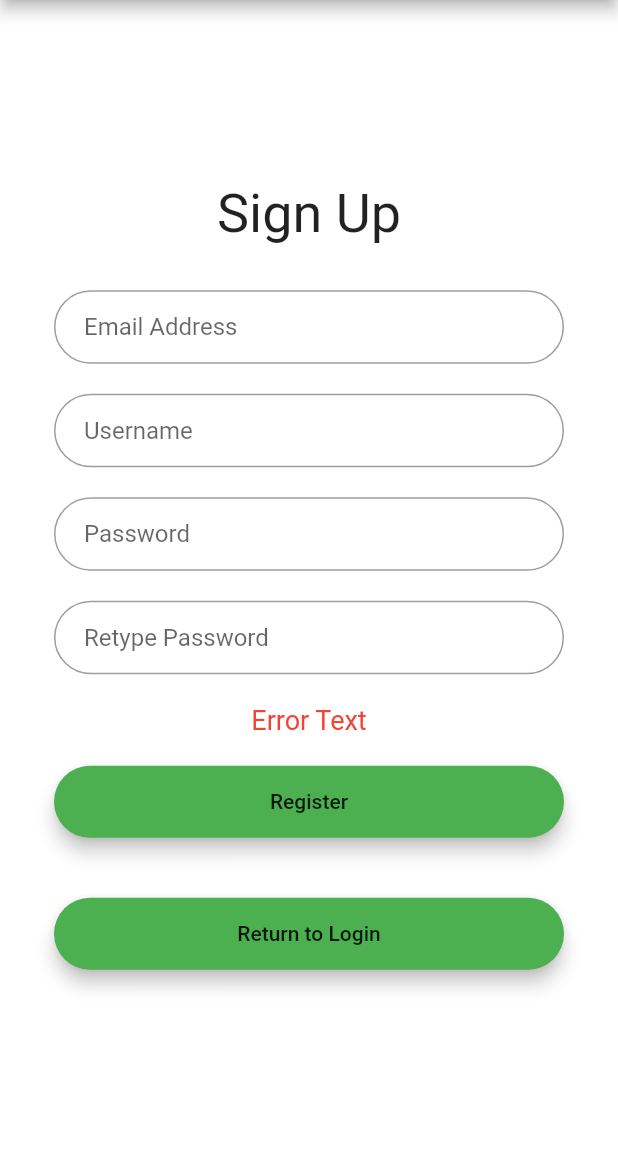
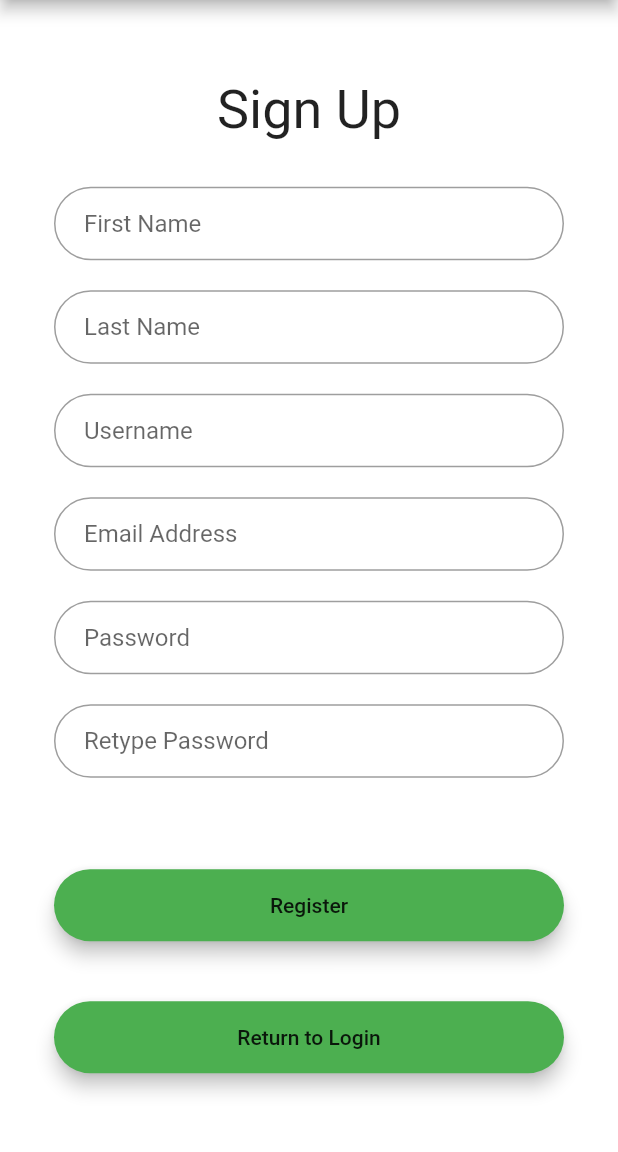
Before and after one commit to jgpeachey/Recipefy, a Flutter app: the RegisterPage screen opened directly, after a tap on "Register", on a phone screen of 412 x 824 dp, the part 84-1236 px from its top. Run offline on Flutter 3.47's test engine with Material 2 defaults, Android fonts, the phone set to English and light mode, and no system bars; network calls fail.

Commit message:
Added API connection to login and register
App is currently receiving API requests but is not doing anything with them, I will add that next build

```diff
--- a/recipefy_mobile/lib/main.dart
+++ b/recipefy_mobile/lib/main.dart
@@ -18,7 +18,7 @@ class MyApp extends StatelessWidget {
           // CHANGE LATER
           primarySwatch: Colors.blue),
       debugShowCheckedModeBanner: false,
-      home: const LoginPage(),
+      home: LoginPage(),
     );
   }
 }
--- /dev/null
+++ b/recipefy_mobile/lib/models/error.dart
@@ -0,0 +1,21 @@
+import 'dart:convert';
+
+Error errorFromJson(String str) => Error.fromJson(json.decode(str));
+
+String errorToJson(Error data) => json.encode(data.toJson());
+
+class Error {
+  Error({
+    required this.message,
+  });
+
+  String message;
+
+  factory Error.fromJson(Map<String, dynamic> json) => Error(
+        message: json["error"],
+      );
+
+  Map<String, dynamic> toJson() => {
+        "error": message,
+      };
+}
--- a/recipefy_mobile/lib/models/recipe.dart
+++ b/recipefy_mobile/lib/models/recipe.dart
@@ -1,3 +1,11 @@
+import 'dart:convert';
+
+List<Recipe> recipeFromJson(String str) =>
+    List<Recipe>.from(jsonDecode(str).map((x) => Recipe.fromJson(x)));
+
+String recipeToJson(List<Recipe> data) =>
+    jsonEncode(List<dynamic>.from(data.map((x) => x.toJson())));
+
 class Recipe {
   Recipe({
     required this.title,
@@ -15,17 +23,17 @@ class Recipe {
 
   factory Recipe.fromJson(Map<String, dynamic> json) => Recipe(
         title: json["title"],
-        ingredients: json["ingredients"],
-        instructions: json["instructions"],
-        nutriValue: json["nutriValue"],
+        ingredients: List<String>.from(jsonDecode(json["ingredients"])),
+        instructions: List<String>.from(jsonDecode(json["instructions"])),
+        nutriValue: Nutrition.fromJson(json["nutriValue"]),
         likes: json["likes"],
       );
 
   Map<String, dynamic> toJson() => {
         "title": title,
-        "ingredients": ingredients,
-        "instructions": instructions,
-        "nutriValue": nutriValue,
+        "ingredients": jsonEncode(ingredients),
+        "instructions": jsonEncode(instructions),
+        "nutriValue": jsonEncode(nutriValue),
         "likes": likes,
       };
 }
@@ -35,4 +43,13 @@ class Nutrition {
 
   String calories;
   String sodium;
+
+  Nutrition.fromJson(Map<String, dynamic> json)
+      : calories = json["calories"],
+        sodium = json["sodium"];
+
+  Map<String, dynamic> toJson() => {
+        "calories": calories,
+        "sodium": sodium,
+      };
 }
--- a/recipefy_mobile/lib/models/user.dart
+++ b/recipefy_mobile/lib/models/user.dart
@@ -1,43 +1,55 @@
+import 'dart:convert';
+
+List<User> userFromJson(String str) =>
+    List<User>.from(jsonDecode(str).map((x) => User.fromJson(x)));
+
+String userToJson(List<User> data) =>
+    jsonEncode(List<dynamic>.from(data.map((x) => x.toJson())));
+
 class User {
   User({
     required this.firstName,
     required this.lastName,
+    required this.profilePic,
     required this.username,
     required this.email,
+    required this.password,
     this.emailToken,
     this.refreshToken,
     this.isVerified,
-    required this.password,
   });
 
   String firstName;
   String lastName;
+  String profilePic;
   String username;
   String email;
+  String password;
   String? emailToken;
   String? refreshToken;
   String? isVerified;
-  String password;
 
   factory User.fromJson(Map<String, dynamic> json) => User(
         firstName: json["firstName"],
         lastName: json["lastName"],
+        profilePic: json["profilePic"],
         username: json["username"],
         email: json["email"],
+        password: json["password"],
         emailToken: json["emailToken"],
         refreshToken: json["refreshToken"],
         isVerified: json["isVerified"],
-        password: json["password"],
       );
 
   Map<String, dynamic> toJson() => {
         "firstName": firstName,
         "lastName": lastName,
+        "profilePic": profilePic,
         "username": username,
         "email": email,
+        "password": password,
         "emailToken": emailToken,
         "refreshToken": refreshToken,
         "isVerified": isVerified,
-        "password": password,
       };
 }
--- /dev/null
+++ b/recipefy_mobile/lib/services/remote_services.dart
@@ -0,0 +1,67 @@
+import 'package:recipefy_mobile/models/user.dart';
+import 'package:recipefy_mobile/models/recipe.dart';
+import 'package:recipefy_mobile/models/error.dart';
+
+import 'package:http/http.dart' as http;
+
+class RemoteService {
+  var client = http.Client();
+
+  /*
+  Future<List<User>?> getUsers(String api) async {
+    var uri = Uri.parse(baseUrl + api);
+    var response = await client.get(uri);
+    if (response.statusCode == 200) {
+      var json = response.body;
+      return userFromJson(json);
+    }
+    return null;
+  }
+
+  Future<List<Recipe>?> getRecipes(String api) async {
+    var uri = Uri.parse(baseUrl + api);
+    var response = await client.get(uri);
+    if (response.statusCode == 200) {
+      var json = response.body;
+      return recipeFromJson(json);
+    }
+    return null;
+  }
+  */
+
+  Future<dynamic> login(String email, String password) async {
+    Map<String, String> parameters = {
+      "Email": email,
+      "Password": password,
+    };
+    var uri = Uri.parse(
+      'https://recipefy-g1.herokuapp.com/user/login',
+    );
+    var response = await http.post(uri, body: parameters);
+    if (response.statusCode == 200 || response.statusCode == 201) {
+      return response.body;
+    }
+    Error err = errorFromJson(response.body);
+    throw Exception("Error ${response.statusCode}: ${err.message}");
+  }
+
+  Future<dynamic> register(String firstName, String lastName, String username,
+      String email, String pic, String password) async {
+    Map<String, dynamic> parameters = {
+      'Firstname': firstName,
+      'Lastname': lastName,
+      'Username': username,
+      'Email': email,
+      'Pic': pic,
+      'Password': password
+    };
+    var uri =
+        Uri.https('recipefy-g1.herokuapp.com', 'user/register', parameters);
+    final response = await http.post(uri);
+    if (response.statusCode == 200 || response.statusCode == 201) {
+      return response.body;
+    }
+    Error err = errorFromJson(response.body);
+    throw Exception("Error ${response.statusCode}: ${err.message}");
+  }
+}
--- a/recipefy_mobile/lib/views/register.dart
+++ b/recipefy_mobile/lib/views/register.dart
@@ -1,7 +1,21 @@
+import 'package:recipefy_mobile/services/remote_services.dart';
 import 'package:flutter/material.dart';
 
-class RegisterPage extends StatelessWidget {
+class RegisterPage extends StatefulWidget {
   const RegisterPage({Key? key}) : super(key: key);
+
+  @override
+  State<RegisterPage> createState() => _RegisterPageState();
+}
+
+class _RegisterPageState extends State<RegisterPage> {
+  String firstNameInput = "";
+  String lastNameInput = "";
+  String emailInput = "";
+  String usernameInput = "";
+  String passwordInput = "";
+  String repPasswordInput = "";
+  String errorText = "";
 
   @override
   Widget build(BuildContext context) {
@@ -33,9 +47,25 @@ class RegisterPage extends StatelessWidget {
                         decoration: InputDecoration(
                             contentPadding: const EdgeInsets.fromLTRB(
                                 20.0, 15.0, 20.0, 15.0),
-                            hintText: "Email Address",
+                            hintText: "First Name",
                             border: OutlineInputBorder(
                                 borderRadius: BorderRadius.circular(32.0))),
+                        onChanged: (text) {
+                          firstNameInput = text;
+                        },
+                      ),
+                      const SizedBox(height: 20.0),
+                      TextField(
+                        obscureText: false,
+                        decoration: InputDecoration(
+                            contentPadding: const EdgeInsets.fromLTRB(
+                                20.0, 15.0, 20.0, 15.0),
+                            hintText: "Last Name",
+                            border: OutlineInputBorder(
+                                borderRadius: BorderRadius.circular(32.0))),
+                        onChanged: (text) {
+                          lastNameInput = text;
+                        },
                       ),
                       const SizedBox(height: 20.0),
                       TextField(
@@ -46,6 +76,22 @@ class RegisterPage extends StatelessWidget {
                             hintText: "Username",
                             border: OutlineInputBorder(
                                 borderRadius: BorderRadius.circular(32.0))),
+                        onChanged: (text) {
+                          usernameInput = text;
+                        },
+                      ),
+                      const SizedBox(height: 20.0),
+                      TextField(
+                        obscureText: false,
+                        decoration: InputDecoration(
+                            contentPadding: const EdgeInsets.fromLTRB(
+                                20.0, 15.0, 20.0, 15.0),
+                            hintText: "Email Address",
+                            border: OutlineInputBorder(
+                                borderRadius: BorderRadius.circular(32.0))),
+                        onChanged: (text) {
+                          emailInput = text;
+                        },
                       ),
                       const SizedBox(height: 20.0),
                       TextField(
@@ -56,6 +102,9 @@ class RegisterPage extends StatelessWidget {
                             hintText: "Password",
                             border: OutlineInputBorder(
                                 borderRadius: BorderRadius.circular(32.0))),
+                        onChanged: (text) {
+                          passwordInput = text;
+                        },
                       ),
                       const SizedBox(height: 20.0),
                       TextField(
@@ -66,10 +115,13 @@ class RegisterPage extends StatelessWidget {
                             hintText: "Retype Password",
                             border: OutlineInputBorder(
                                 borderRadius: BorderRadius.circular(32.0))),
+                        onChanged: (text) {
+                          repPasswordInput = text;
+                        },
                       ),
                       const SizedBox(height: 20.0),
-                      const Text(
-                        "Error Text", // Change to non constant later
+                      Text(
+                        errorText, // Change to non constant later
                         textAlign: TextAlign.center,
                         style: TextStyle(
                           color: Colors.red,
@@ -85,7 +137,22 @@ class RegisterPage extends StatelessWidget {
                             minWidth: MediaQuery.of(context).size.width,
                             padding: const EdgeInsets.fromLTRB(
                                 20.0, 15.0, 20.0, 15.0),
-                            onPressed: () {}, // Attempt to register user
+                            onPressed: () async {
+                              // Make sure all inputs are valid
+
+                              // Call API to attempt to register user
+                              var response = await RemoteService()
+                                  .register(
+                                      firstNameInput,
+                                      lastNameInput,
+                                      usernameInput,
+                                      emailInput,
+                                      "",
+                                      passwordInput)
+                                  .catchError((error) {
+                                debugPrint(error.toString());
+                              });
+                            },
                             child: const Text("Register",
                                 textAlign: TextAlign.center)),
                       ),
@@ -100,7 +167,7 @@ class RegisterPage extends StatelessWidget {
                                 20.0, 15.0, 20.0, 15.0),
                             onPressed: () {
                               Navigator.pop(context);
-                            }, // Attempt to register user
+                            },
                             child: const Text("Return to Login",
                                 textAlign: TextAlign.center)),
                       ),
```
Also changed, not shown: recipefy_mobile/lib/views/login.dart (+26 -4 lines).
